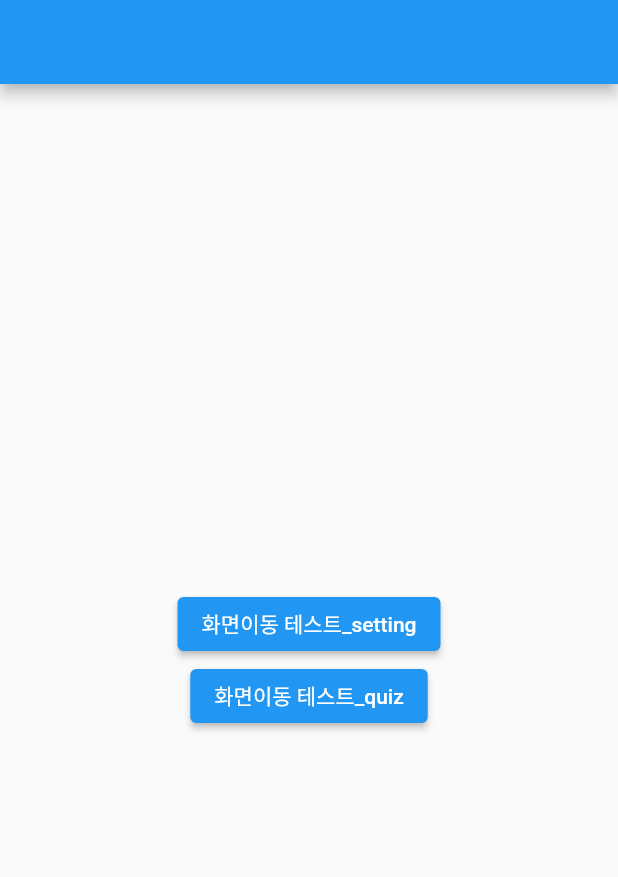
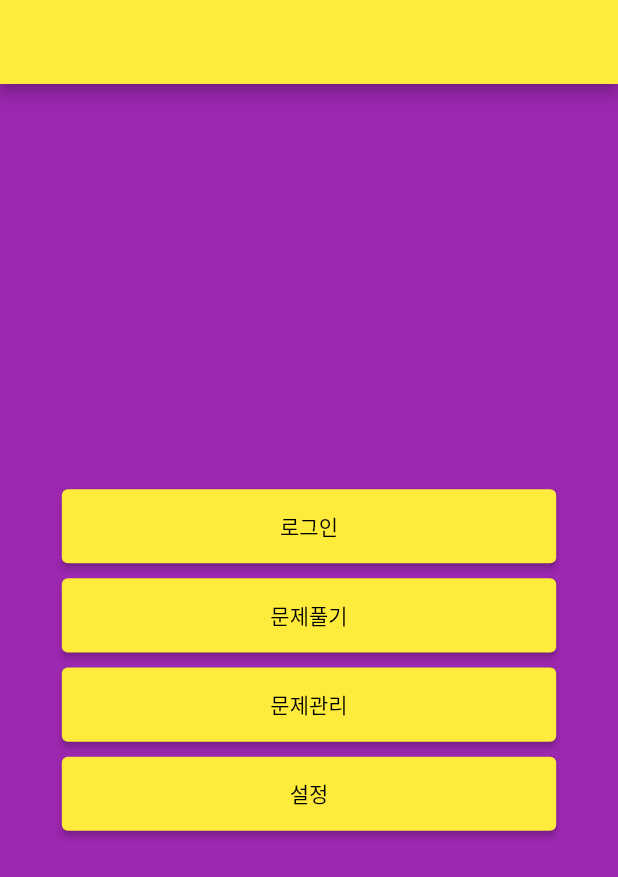
Before and after one commit to Heungjun/proj_yhj_quiz_inFlutter, a Flutter app: the screen it shows after launch, on a phone screen of 412 x 824 dp. Shown: the top 877 px of the screen. Run offline on Flutter 3.47's test engine with Material 2 defaults, Android fonts, the phone set to English and light mode, and no system bars; our stand-ins replace get.

Commit message:
main, menu button

```diff
--- /dev/null
+++ b/lib/controller/MyAppController.dart
@@ -0,0 +1,12 @@
+import 'package:get/get.dart';
+
+class MyAppController extends GetxService {
+  static MyAppController get to => Get.find();
+
+  final double screenWidth;
+  final double screenHeight;
+  MyAppController({required this.screenWidth, required this.screenHeight});
+
+  double get menuButtonWidth => screenWidth * 0.8;
+  double get menuButtonHeight => screenHeight * 0.06;
+}
--- a/lib/main.dart
+++ b/lib/main.dart
@@ -1,5 +1,6 @@
 import 'package:flutter/material.dart';
 import 'package:get/get.dart';
+import 'package:yhj_quiz_flutter/controller/MyAppController.dart';
 import 'package:yhj_quiz_flutter/pages/HomePage.dart';
 import 'package:yhj_quiz_flutter/pages/QuizPage.dart';
 import 'package:yhj_quiz_flutter/pages/SettingPage.dart';
@@ -11,10 +12,12 @@ void main() {
 class MyApp extends StatelessWidget {
   @override
   Widget build(BuildContext context) {
+    Get.put(MyAppController(screenWidth: Get.width, screenHeight: Get.height));
     return GetMaterialApp(
-      title: 'Flutter Demo',
+      title: 'Flutter Demo ${MyAppController.to.screenWidth}',
       theme: ThemeData(
-        primarySwatch: Colors.blue,
+        primarySwatch: Colors.yellow,
+        scaffoldBackgroundColor: Colors.purple,
       ),
       initialRoute: '/',
       getPages: [
--- a/lib/pages/HomePage.dart
+++ b/lib/pages/HomePage.dart
@@ -1,5 +1,6 @@
 import 'package:flutter/material.dart';
 import 'package:get/get.dart';
+import 'package:yhj_quiz_flutter/controller/MyAppController.dart';
 
 class HomePage extends StatelessWidget {
   const HomePage({Key? key}) : super(key: key);
@@ -13,14 +14,31 @@ class HomePage extends StatelessWidget {
         crossAxisAlignment: CrossAxisAlignment.center,
         children: [
           Container(),
-          ElevatedButton(
-              onPressed: () => Get.toNamed('/setting'),
-              child: Text('화면이동 테스트_setting')),
-          ElevatedButton(
-              onPressed: () => Get.toNamed('/quiz'),
-              child: Text('화면이동 테스트_quiz')),
+          _MenuButton('로그인', '/quiz'),
+          SizedBox(height: 10),
+          _MenuButton('문제풀기', '/quiz'),
+          SizedBox(height: 10),
+          _MenuButton('문제관리', 'setting'),
+          SizedBox(height: 10),
+          _MenuButton('설정', 'setting'),
         ],
       ),
     );
   }
+
+  _MenuButton(String text, String path) {
+    return ElevatedButton(
+      onPressed: () => Get.toNamed(path),
+      child: Padding(
+        padding: const EdgeInsets.all(5.0),
+        child: Text(text),
+      ),
+      style: ElevatedButton.styleFrom(
+        fixedSize: Size(
+          MyAppController.to.menuButtonWidth,
+          MyAppController.to.menuButtonHeight,
+        ),
+      ),
+    );
+  }
 }
```
